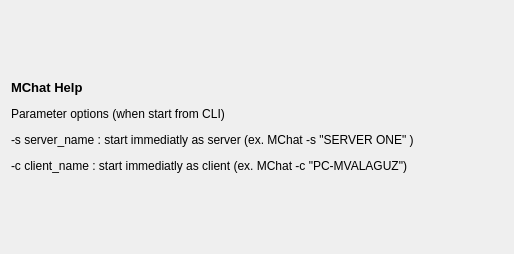
The window that source/qtdesigner/help_ui.ui (MValaguz/Echo) describes before a commit, drawn with Qt 5.
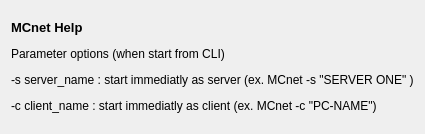
The same window after the commit. Icons and pictures are not drawn.

```diff
--- a/source/qtdesigner/help_ui.ui
+++ b/source/qtdesigner/help_ui.ui
@@ -6,8 +6,8 @@
    <rect>
     <x>0</x>
     <y>0</y>
-    <width>514</width>
-    <height>254</height>
+    <width>391</width>
+    <height>134</height>
    </rect>
   </property>
   <property name="windowTitle">
@@ -23,7 +23,7 @@
      <item row="0" column="0">
       <widget class="QLabel" name="label_2">
        <property name="text">
-        <string>&lt;html&gt;&lt;head/&gt;&lt;body&gt;&lt;p&gt;&lt;span style=&quot; font-size:10pt; font-weight:600;&quot;&gt;MChat Help&lt;/span&gt;&lt;/p&gt;&lt;p&gt;Parameter options (when start from CLI)&lt;/p&gt;&lt;p&gt;    -s server_name : start immediatly as server (ex. MChat -s &amp;quot;SERVER ONE&amp;quot; )&lt;/p&gt;&lt;p&gt;    -c client_name : start immediatly as client (ex. MChat -c &amp;quot;PC-MVALAGUZ&amp;quot;)&lt;/p&gt;&lt;/body&gt;&lt;/html&gt;</string>
+        <string>&lt;html&gt;&lt;head/&gt;&lt;body&gt;&lt;p&gt;&lt;span style=&quot; font-size:10pt; font-weight:600;&quot;&gt;MCnet Help&lt;/span&gt;&lt;/p&gt;&lt;p&gt;Parameter options (when start from CLI)&lt;/p&gt;&lt;p&gt;-s server_name : start immediatly as server (ex. MCnet -s &amp;quot;SERVER ONE&amp;quot; )&lt;/p&gt;&lt;p&gt;-c client_name : start immediatly as client (ex. MCnet -c &amp;quot;PC-NAME&amp;quot;)&lt;/p&gt;&lt;/body&gt;&lt;/html&gt;</string>
        </property>
        <property name="alignment">
         <set>Qt::AlignLeading|Qt::AlignLeft|Qt::AlignVCenter</set>
```
Left out of the diff: 2 changed lines with no effect on the pictures.
